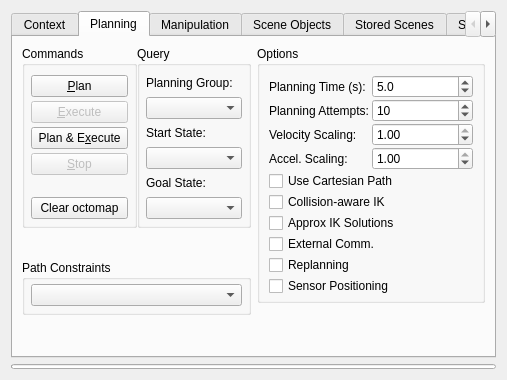
This is moveit_ros/visualization/motion_planning_rviz_plugin/src/ui/motion_planning_rviz_plugin_frame.ui in moveit/moveit as Qt 5 draws it before an edit. The edited form follows.
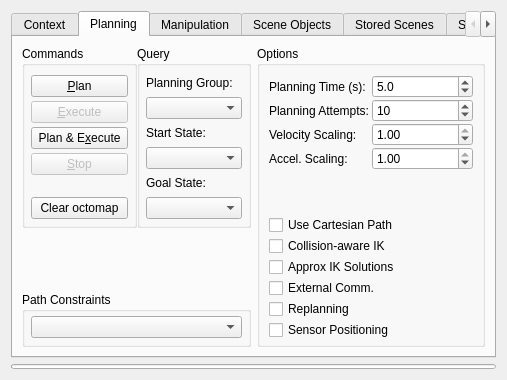
This is the edited form. Icons and pictures are not drawn. Custom widgets are drawn as their Qt base class.

Commit message: Align columns of Planning tab

```diff
--- a/moveit_ros/visualization/motion_planning_rviz_plugin/src/ui/motion_planning_rviz_plugin_frame.ui
+++ b/moveit_ros/visualization/motion_planning_rviz_plugin/src/ui/motion_planning_rviz_plugin_frame.ui
@@ -521,7 +521,7 @@
             <enum>Qt::Vertical</enum>
            </property>
            <property name="sizeType">
-            <enum>QSizePolicy::Fixed</enum>
+            <enum>QSizePolicy::Expanding</enum>
            </property>
            <property name="sizeHint" stdset="0">
             <size>
@@ -559,19 +559,6 @@
            </layout>
           </widget>
          </item>
-         <item>
-          <spacer name="verticalSpacer_3">
-           <property name="orientation">
-            <enum>Qt::Vertical</enum>
-           </property>
-           <property name="sizeHint" stdset="0">
-            <size>
-             <width>20</width>
-             <height>40</height>
-            </size>
-           </property>
-          </spacer>
-         </item>
         </layout>
        </item>
        <item>
@@ -756,6 +743,19 @@
               </item>
              </layout>
             </item>
+            <item>
+             <spacer name="verticalSpacer_2">
+              <property name="orientation">
+               <enum>Qt::Vertical</enum>
+              </property>
+              <property name="sizeHint" stdset="0">
+               <size>
+                <width>20</width>
+                <height>40</height>
+               </size>
+              </property>
+             </spacer>
+            </item>
             <item>
              <widget class="QCheckBox" name="use_cartesian_path">
               <property name="sizePolicy">
@@ -913,19 +913,6 @@
            </layout>
           </widget>
          </item>
-         <item>
-          <spacer name="verticalSpacer_2">
-           <property name="orientation">
-            <enum>Qt::Vertical</enum>
-           </property>
-           <property name="sizeHint" stdset="0">
-            <size>
-             <width>20</width>
-             <height>40</height>
-            </size>
-           </property>
-          </spacer>
-         </item>
         </layout>
        </item>
       </layout>
```
